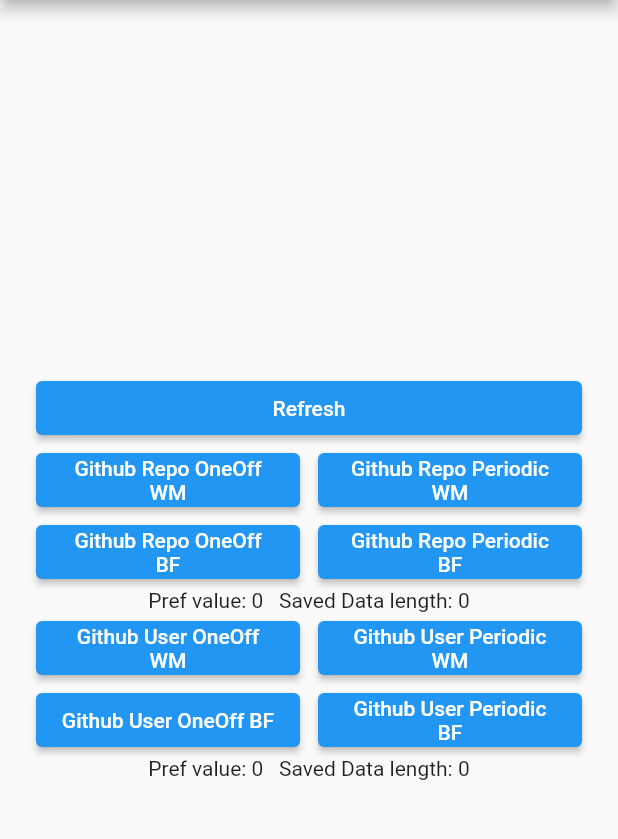
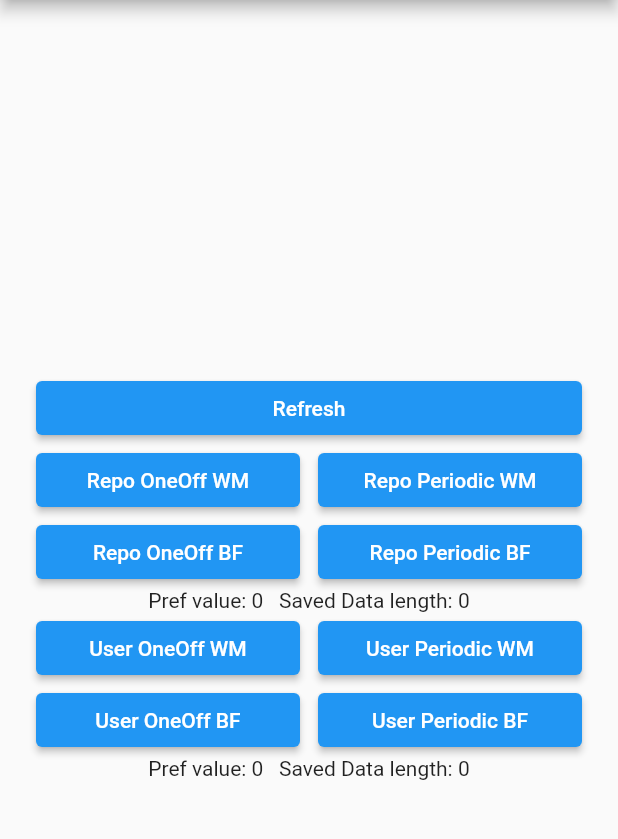
Before and after one commit to RamzanTingku/flutter_offline_data_synching, a Flutter app: the screen it shows after launch, on a phone screen of 412 x 824 dp, the part 84-923 px from its top. Run offline on Flutter 3.47's test engine with Material 2 defaults, Android fonts, the phone set to English and light mode, and no system bars; our stand-ins replace flutter_local_notifications, hive, hive_flutter, shared_preferences; missing offline and left inert: background_fetch, workmanager; accounts and stored records are empty.

Commit message:
view updates

```diff
--- a/lib/main.dart
+++ b/lib/main.dart
@@ -97,22 +97,13 @@ class _BackGroundWorkSampleState extends State<BackGroundWorkSample> {
                     child: const SizedBox(width: double.infinity, child: Text("Refresh", textAlign: TextAlign.center,)),
                   ),
                   Row(
-                    mainAxisSize: MainAxisSize.min,
-                    crossAxisAlignment: CrossAxisAlignment.start,
-                    mainAxisAlignment: MainAxisAlignment.spaceAround,
-                    children: [
-                      Expanded(
-                        child: Column(
-                          mainAxisSize: MainAxisSize.max,
-                          children: [
-                            Row(
                     children: [
                       Expanded(
                         child: ElevatedButton(
                           onPressed: () async {
                             await TaskRegisters.updateRepoOnceWM();
                           },
-                                    child: const SizedBox(width: double.infinity, child: Text("Github Repo OneOff WM",textAlign: TextAlign.center)),
+                          child: const SizedBox(width: double.infinity, child: Text("Repo OneOff WM",textAlign: TextAlign.center)),
                         ),
                       ),
                       const SizedBox(width: 12),
@@ -121,7 +112,7 @@ class _BackGroundWorkSampleState extends State<BackGroundWorkSample> {
                           onPressed: () async {
                             await TaskRegisters.updateRepoPeriodicWM();
                           },
-                                    child: const SizedBox(width: double.infinity, child: Text("Github Repo Periodic WM",textAlign: TextAlign.center)),
+                          child: const SizedBox(width: double.infinity, child: Text("Repo Periodic WM",textAlign: TextAlign.center)),
                         ),
                       ),
                     ],
@@ -133,7 +124,7 @@ class _BackGroundWorkSampleState extends State<BackGroundWorkSample> {
                           onPressed: () async {
                             await TaskRegisters.updateRepoOnceBF();
                           },
-                                    child: const SizedBox(width: double.infinity, child: Text("Github Repo OneOff BF",textAlign: TextAlign.center)),
+                          child: const SizedBox(width: double.infinity, child: Text("Repo OneOff BF",textAlign: TextAlign.center)),
                         ),
                       ),
                       const SizedBox(width: 12),
@@ -142,7 +133,7 @@ class _BackGroundWorkSampleState extends State<BackGroundWorkSample> {
                           onPressed: () async {
                             await TaskRegisters.updateRepoPeriodicBF();
                           },
-                                    child: const SizedBox(width: double.infinity, child: Text("Github Repo Periodic BF",textAlign: TextAlign.center)),
+                          child: const SizedBox(width: double.infinity, child: Text("Repo Periodic BF",textAlign: TextAlign.center)),
                         ),
                       ),
                     ],
@@ -163,7 +154,7 @@ class _BackGroundWorkSampleState extends State<BackGroundWorkSample> {
                           onPressed: () async {
                             await TaskRegisters.updateUserOnceWM();
                           },
-                                    child: const SizedBox(width: double.infinity, child: Text("Github User OneOff WM",textAlign: TextAlign.center)),
+                          child: const SizedBox(width: double.infinity, child: Text("User OneOff WM",textAlign: TextAlign.center)),
                         ),
                       ),
                       const SizedBox(width: 12),
@@ -172,7 +163,7 @@ class _BackGroundWorkSampleState extends State<BackGroundWorkSample> {
                           onPressed: () async {
                             await TaskRegisters.updateUserPeriodicWM();
                           },
-                                    child: const SizedBox(width: double.infinity, child: Text("Github User Periodic WM",textAlign: TextAlign.center)),
+                          child: const SizedBox(width: double.infinity, child: Text("User Periodic WM",textAlign: TextAlign.center)),
                         ),
                       ),
                     ],
@@ -184,7 +175,7 @@ class _BackGroundWorkSampleState extends State<BackGroundWorkSample> {
                           onPressed: () async {
                             await TaskRegisters.updateUserOnceBF();
                           },
-                                    child: const SizedBox(width: double.infinity, child: Text("Github User OneOff BF",textAlign: TextAlign.center)),
+                          child: const SizedBox(width: double.infinity, child: Text("User OneOff BF",textAlign: TextAlign.center)),
                         ),
                       ),
                       const SizedBox(width: 12),
@@ -193,18 +184,13 @@ class _BackGroundWorkSampleState extends State<BackGroundWorkSample> {
                           onPressed: () async {
                             await TaskRegisters.updateUserPeriodicBF();
                           },
-                                    child: const SizedBox(width: double.infinity, child: Text("Github User Periodic BF",textAlign: TextAlign.center)),
+                          child: const SizedBox(width: double.infinity, child: Text("User Periodic BF",textAlign: TextAlign.center)),
                         ),
                       ),
                     ],
                   ),
                   Text("Pref value: $_prefValueGithubUser   Saved Data length: ${_userSavedData.length}",),
                   buildContentForUser(_userSavedData)
-                          ],
-                        ),
-                      ),
-                    ],
-                  ),
                 ],
               ),
             ),
@@ -215,9 +201,15 @@ class _BackGroundWorkSampleState extends State<BackGroundWorkSample> {
   Widget buildContentForRepo(List<GithubRepos> storages) {
     List<Widget> textListView = [];
     for(int i=0; i<storages.length;i++){
-      textListView.add(Expanded(child: Text(storages[i].timeStamp, textAlign: TextAlign.start, maxLines: 1, overflow: TextOverflow.ellipsis)));
+      textListView.add(Row(
+        mainAxisSize: MainAxisSize.max,
+        children: [
+          Expanded(child: Text(storages[i].timeStamp, textAlign: TextAlign.start)),
+        ],
+      ));
     }
     return Column(
+      mainAxisSize: MainAxisSize.min,
      children: textListView,
     );
   }
@@ -225,9 +217,14 @@ class _BackGroundWorkSampleState extends State<BackGroundWorkSample> {
   Widget buildContentForUser(List<GithubUser> storages) {
     List<Widget> textListView = [];
     for(int i=0; i<storages.length;i++){
-      textListView.add(Expanded(child: Text(storages[i].timeStamp, textAlign: TextAlign.start, maxLines: 1, overflow: TextOverflow.ellipsis)));
+      textListView.add(Row(
+        children: [
+          Expanded(child: Text(storages[i].timeStamp, textAlign: TextAlign.start)),
+        ],
+      ));
     }
     return Column(
+      mainAxisSize: MainAxisSize.min,
      children: textListView,
     );
   }
```
Lines whose indentation alone changed are shown as unchanged.
